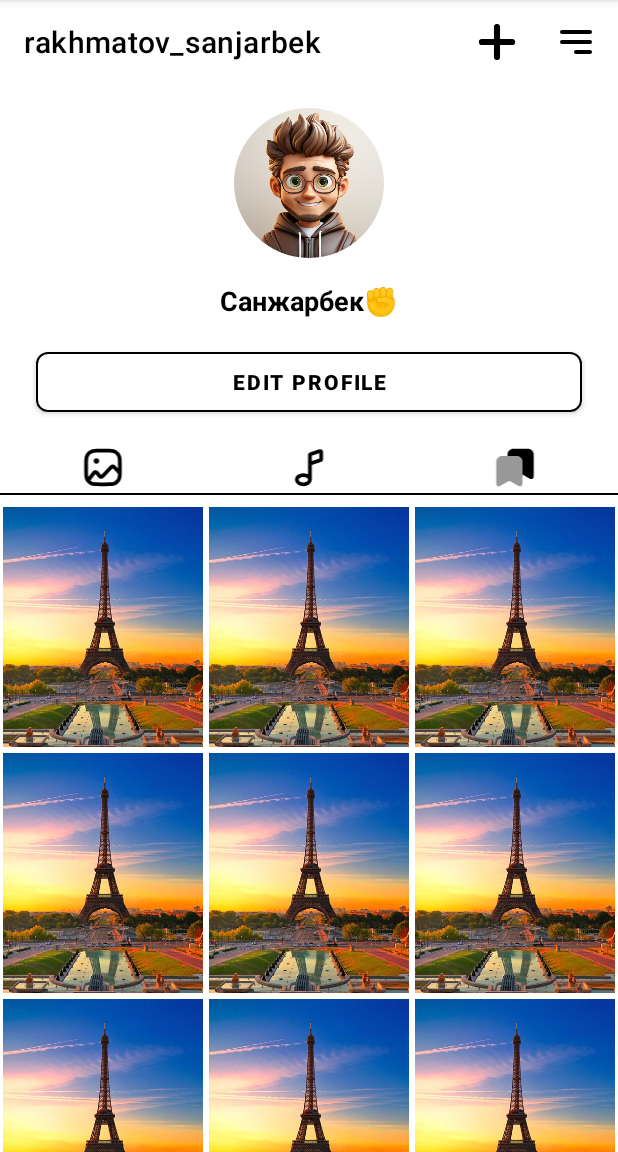
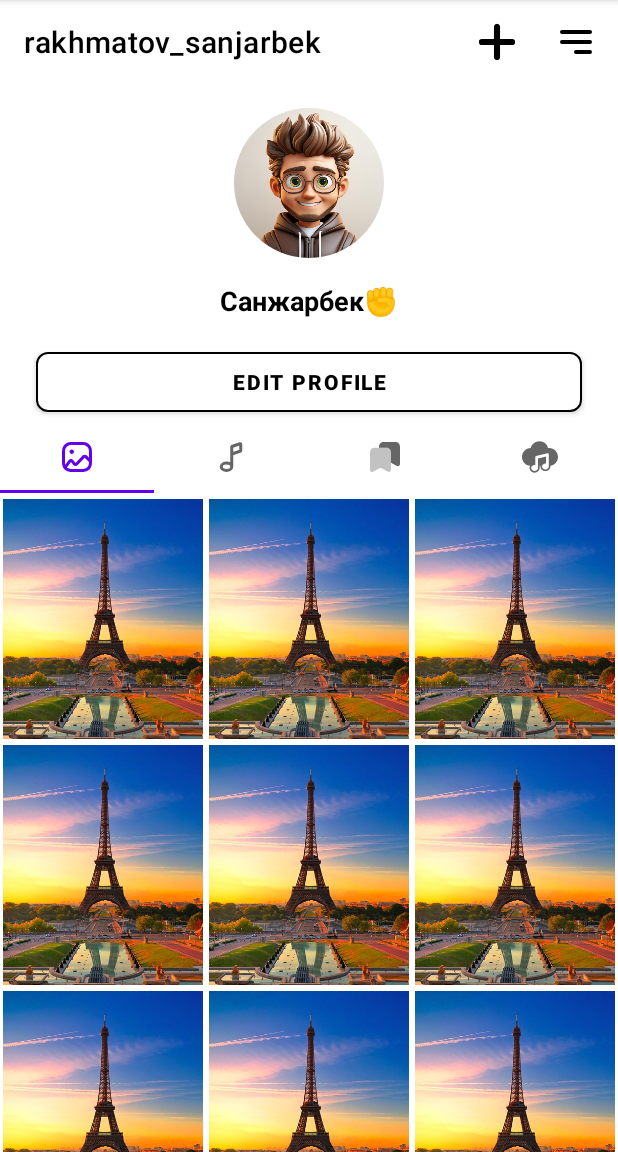
Before and after one commit to RakhmatovSanjarbek/Koshka, an Android app: the fragment ProfileScreen shown on its own in the app's theme, on a phone screen of 412 x 824 dp, the part 84-1236 px from its top. Run offline under Robolectric (Android 15) with nearby library versions, the phone set to English and light mode, and no system bars.

Commit message:
(Mirjamol) i create pages again but for profile screen 😁

```diff
--- a/app/build.gradle.kts
+++ b/app/build.gradle.kts
@@ -61,7 +61,7 @@ dependencies {
     testImplementation(libs.junit)
     androidTestImplementation(libs.androidx.junit)
     androidTestImplementation(libs.androidx.espresso.core)
-
+    implementation("com.airbnb.android:lottie:3.4.0")
     //dagger hilt
     implementation("com.google.dagger:hilt-android:2.49")
     kapt("com.google.dagger:hilt-android-compiler:2.49")
--- a/app/src/main/java/cat_devs/uz/koshka/view/profile/ProfileScreen.kt
+++ b/app/src/main/java/cat_devs/uz/koshka/view/profile/ProfileScreen.kt
@@ -1,77 +1,50 @@
 package cat_devs.uz.koshka.view.profile
 
-import android.media.MediaPlayer
-import android.view.View
+import cat_devs.uz.koshka.R
 import cat_devs.uz.koshka.databinding.FragmentProfileBinding
 import cat_devs.uz.koshka.view.CommonFragment
-import cat_devs.uz.koshka.viewModel.profileScreenViewModel.MyList
-import cat_devs.uz.koshka.viewModel.profileScreenViewModel.adapter.MusicAdapter
-import cat_devs.uz.koshka.viewModel.profileScreenViewModel.adapter.PictureAdapter
+import cat_devs.uz.koshka.viewModel.profileScreenViewModel.pager_adapter.ProfileScreenPagerAdapter
+import com.google.android.material.tabs.TabLayoutMediator
 
 class ProfileScreen : CommonFragment<FragmentProfileBinding>() {
 
-    private lateinit var mediaPlayer: MediaPlayer
-    private val pictureAdapter by lazy { PictureAdapter() }
-    private val pictureAdapter1 by lazy { PictureAdapter() }
-    private val musicAdapter by lazy { MusicAdapter(::isPlay) }
-    private fun isPlay(isPlaying: Boolean, musicResourceId: Int) {
-        if (isPlaying) {
-            playMusic(musicResourceId)
-        } else {
-            pauseMusic()
-        }
-    }
+    private lateinit var pagerAdapter: ProfileScreenPagerAdapter
 
     override fun getMyBinding(): FragmentProfileBinding {
         return FragmentProfileBinding.inflate(layoutInflater)
     }
 
-    override fun setup() = with(binding) {
-
-        categoryPicture.adapter = pictureAdapter
-        pictureAdapter.submitList(MyList.pictureList)
-
-        categoryMusic.adapter = musicAdapter
-        musicAdapter.submitList(MyList.musicList)
-
-        categorySave.adapter = pictureAdapter1
-        pictureAdapter1.submitList(MyList.saveList)
-
-        btnPictureCategory.setOnClickListener {
-            categoryPicture.visibility = View.VISIBLE
-            categoryMusic.visibility = View.GONE
-            categorySave.visibility = View.GONE
-        }
-        btnMusicCategory.setOnClickListener {
-            categoryPicture.visibility = View.GONE
-            categoryMusic.visibility = View.VISIBLE
-            categorySave.visibility = View.GONE
-        }
-        btnSaveCategory.setOnClickListener {
-            categoryPicture.visibility = View.GONE
-            categoryMusic.visibility = View.GONE
-            categorySave.visibility = View.VISIBLE
-        }
+    override fun setup(): Unit = with(binding) {
+        setUpTabLayout()
     }
 
-    private fun playMusic(musicResourceId: Int) {
-        if (::mediaPlayer.isInitialized) {
-            mediaPlayer.release()
-        }
-        mediaPlayer = MediaPlayer.create(requireContext(), musicResourceId)
-        mediaPlayer.start()
-    }
+    private fun setUpTabLayout() = with(binding) {
+        val tab = ppTabLayout
+        val viewPager = ppViewPager
+        pagerAdapter = ProfileScreenPagerAdapter(requireActivity())
+        viewPager.adapter = pagerAdapter
+        TabLayoutMediator(tab, viewPager) { tabLayout, position ->
+            when (position) {
+                0 -> {
+                    tabLayout.setIcon(R.drawable.picture_icon)
+                    tabLayout.setContentDescription("Pictures")
+                }
 
-    private fun pauseMusic() {
-        if (::mediaPlayer.isInitialized && mediaPlayer.isPlaying) {
-            mediaPlayer.pause()
-        }
-    }
+                1 -> {
+                    tabLayout.setIcon(R.drawable.music_icon)
+                    tabLayout.setContentDescription("Musics")
+                }
 
-    override fun onDestroy() {
-        super.onDestroy()
-        if (::mediaPlayer.isInitialized) {
-            mediaPlayer.release()
-        }
+                2 -> {
+                    tabLayout.setIcon(R.drawable.save_icon)
+                    tabLayout.setContentDescription("Saved")
+                }
+
+                3 -> {
+                    tabLayout.setIcon(R.drawable.ic_save_music)
+                    tabLayout.setContentDescription("Saved Musics")
+                }
+            }
+        }.attach()
     }
 }
--- /dev/null
+++ b/app/src/main/java/cat_devs/uz/koshka/view/profile/profile_pages/PicturePage.kt
@@ -0,0 +1,20 @@
+package cat_devs.uz.koshka.view.profile.profile_pages
+
+import cat_devs.uz.koshka.databinding.PagePictureBinding
+import cat_devs.uz.koshka.view.CommonFragment
+import cat_devs.uz.koshka.viewModel.profileScreenViewModel.MyList
+import cat_devs.uz.koshka.viewModel.profileScreenViewModel.adapter.PictureAdapter
+
+class PicturePage : CommonFragment<PagePictureBinding>() {
+
+    private val pictureAdapter by lazy { PictureAdapter() }
+
+    override fun getMyBinding(): PagePictureBinding {
+        return PagePictureBinding.inflate(layoutInflater)
+    }
+
+    override fun setup() {
+        binding.ppRecyclerView.adapter = pictureAdapter
+        pictureAdapter.submitList(MyList.pictureList)
+    }
+}
--- /dev/null
+++ b/app/src/main/java/cat_devs/uz/koshka/viewModel/profileScreenViewModel/pager_adapter/ProfileScreenPagerAdapter.kt
@@ -0,0 +1,25 @@
+package cat_devs.uz.koshka.viewModel.profileScreenViewModel.pager_adapter
+
+import androidx.fragment.app.Fragment
+import androidx.fragment.app.FragmentActivity
+import androidx.viewpager2.adapter.FragmentStateAdapter
+import cat_devs.uz.koshka.view.profile.profile_pages.MusicPage
+import cat_devs.uz.koshka.view.profile.profile_pages.PicturePage
+import cat_devs.uz.koshka.view.profile.profile_pages.SavedMusicPage
+import cat_devs.uz.koshka.view.profile.profile_pages.SavedSourcesPage
+
+class ProfileScreenPagerAdapter(
+    fragmentActivity: FragmentActivity
+) : FragmentStateAdapter(fragmentActivity) {
+    override fun getItemCount(): Int = 4
+
+    override fun createFragment(position: Int): Fragment {
+        return when (position) {
+            0 -> PicturePage()
+            1 -> MusicPage()
+            2 -> SavedSourcesPage()
+            3 -> SavedMusicPage()
+            else -> throw IllegalStateException("Unknown position $position")
+        }
+    }
+}
--- /dev/null
+++ b/app/src/main/res/drawable/ic_save_music.xml
@@ -0,0 +1,9 @@
+<vector xmlns:android="http://schemas.android.com/apk/res/android"
+    android:width="800dp"
+    android:height="800dp"
+    android:viewportWidth="430"
+    android:viewportHeight="430">
+  <path
+      android:pathData="M323.42,107.53c-4.11,0 -8.21,0.23 -12.28,0.7c-4.9,-20.22 -15.65,-38.65 -31.18,-53.02c-19.75,-18.29 -45.46,-28.37 -72.4,-28.37c-49.56,0 -91.8,33.84 -103.42,80.72C46.49,108.85 0,156.15 0,214.11c0,55.82 43.13,101.74 97.81,106.22c-4.88,8.07 -7.66,17.34 -7.66,27.16c0,30.7 27.01,55.67 60.22,55.67s60.22,-24.98 60.22,-55.67v-26.8h9.26c-0.28,2.17 -0.43,4.37 -0.43,6.6c0,30.7 27.01,55.67 60.22,55.67c33.2,0 60.22,-24.98 60.22,-55.67v-7.87C390.84,311.5 430,267.29 430,214.11C430,155.34 382.19,107.53 323.42,107.53zM319.85,327.29c0,19.67 -18.04,35.67 -40.22,35.67c-22.17,0 -40.22,-16 -40.22,-35.67c0,-19.67 18.04,-35.67 40.22,-35.67c1.98,0 4,0.13 5.98,0.4l2.48,0.33v-82.97l-97.5,24.9v113.22c0,19.67 -18.04,35.67 -40.22,35.67s-40.22,-16 -40.22,-35.67c0,-19.67 18.04,-35.67 40.22,-35.67c1.98,0 3.99,0.13 5.98,0.4l2.48,0.33v-97.01c0,-5.3 3.61,-9.91 8.74,-11.19l137.96,-34.32c3.44,-0.86 7.09,-0.08 9.88,2.1c2.8,2.18 4.43,5.53 4.43,9.08V327.29z"
+      android:fillColor="#000000"/>
+</vector>
--- a/app/src/main/res/layout/fragment_profile.xml
+++ b/app/src/main/res/layout/fragment_profile.xml
@@ -1,122 +1,73 @@
 <?xml version="1.0" encoding="utf-8"?>
 <RelativeLayout xmlns:android="http://schemas.android.com/apk/res/android"
-    xmlns:tools="http://schemas.android.com/tools"
+    xmlns:app="http://schemas.android.com/apk/res-auto"
     android:layout_width="match_parent"
-    android:layout_height="match_parent"
-    xmlns:app="http://schemas.android.com/apk/res-auto">
+    android:layout_height="match_parent">
 
     <com.google.android.material.appbar.MaterialToolbar
         android:id="@+id/m_toolbar"
         android:layout_width="match_parent"
         android:layout_height="?attr/actionBarSize"
+        android:background="@color/white"
+        app:menu="@menu/profile_toolbar_menu"
         app:title="rakhmatov_sanjarbek"
-        app:titleTextColor="@color/black"
-        app:menu="@menu/profile_toolbar_menu"
-        android:background="@color/white"/>
+        app:titleTextColor="@color/black" />
 
 
     <androidx.cardview.widget.CardView
         android:id="@+id/card_image"
         android:layout_width="100dp"
         android:layout_height="100dp"
-        app:cardElevation="0dp"
+        android:layout_below="@id/m_toolbar"
+        android:layout_centerHorizontal="true"
         android:layout_marginTop="16dp"
         app:cardCornerRadius="50dp"
-        android:layout_below="@id/m_toolbar"
-        android:layout_centerHorizontal="true">
+        app:cardElevation="0dp">
+
         <ImageView
             android:layout_width="match_parent"
             android:layout_height="match_parent"
-            android:src="@drawable/profile_image"/>
+            android:src="@drawable/profile_image" />
     </androidx.cardview.widget.CardView>
 
     <TextView
         android:id="@+id/tv_user_name"
         android:layout_width="wrap_content"
         android:layout_height="wrap_content"
+        android:layout_below="@id/card_image"
+        android:layout_centerHorizontal="true"
         android:layout_marginTop="16dp"
         android:text="@string/user_name"
-        android:layout_below="@id/card_image"
-        android:layout_centerHorizontal="true"
+        android:textColor="@color/black"
         android:textSize="18sp"
-        android:textColor="@color/black"
-        android:textStyle="bold"/>
+        android:textStyle="bold" />
 
     <com.google.android.material.button.MaterialButton
         android:id="@+id/btn_edit_profile"
         android:layout_width="match_parent"
         android:layout_height="52dp"
+        android:layout_below="@id/tv_user_name"
+        android:layout_marginHorizontal="24dp"
         android:layout_marginTop="16dp"
-        android:layout_marginHorizontal="24dp"
-        android:layout_below="@id/tv_user_name"
         android:backgroundTint="@color/white"
-        app:strokeWidth="1dp"
+        android:text="@string/edit_profile"
+        android:textColor="@color/black"
+        android:textStyle="bold"
         app:cornerRadius="8dp"
         app:strokeColor="@color/black"
-        android:text="@string/edit_profile"
-        android:textColor="@color/black"
-        android:textStyle="bold"/>
+        app:strokeWidth="1dp" />
 
-    <LinearLayout
-        android:id="@+id/category"
+    <!-- pp = profile page degan ma`noda />-->
+    <com.google.android.material.tabs.TabLayout
+        android:id="@+id/pp_tab_layout"
         android:layout_width="match_parent"
-        android:layout_height="30dp"
-        android:layout_marginTop="16dp"
-        android:weightSum="3"
-        android:orientation="horizontal"
-        android:layout_below="@id/btn_edit_profile">
-        <ImageView
-            android:id="@+id/btn_picture_category"
-            android:layout_width="0dp"
-            android:layout_height="match_parent"
-            android:layout_weight="1"
-            android:src="@drawable/picture_icon"/>
-        <ImageView
-            android:id="@+id/btn_music_category"
-            android:layout_width="0dp"
-            android:layout_height="match_parent"
-            android:layout_weight="1"
-            android:src="@drawable/music_icon"/>
-        <ImageView
-            android:id="@+id/btn_save_category"
-            android:layout_width="0dp"
-            android:layout_height="match_parent"
-            android:layout_weight="1"
-            android:src="@drawable/save_icon"/>
-    </LinearLayout>
-    <View
-        android:id="@+id/line"
-        android:layout_width="match_parent"
-        android:layout_height="1dp"
-        android:layout_below="@id/category"
-        android:layout_marginTop="2dp"
-        android:background="@color/black"/>
+        android:layout_height="wrap_content"
+        android:layout_below="@+id/btn_edit_profile"
+        android:background="@color/white" />
 
-    <androidx.recyclerview.widget.RecyclerView
-        android:id="@+id/category_picture"
+    <androidx.viewpager2.widget.ViewPager2
+        android:id="@+id/pp_view_pager"
         android:layout_width="match_parent"
         android:layout_height="match_parent"
-        android:layout_below="@id/line"
-        android:layout_marginTop="4dp"
-        app:layoutManager="androidx.recyclerview.widget.GridLayoutManager"
-        app:spanCount="3"
-        tools:listitem="@layout/item_profile_screen_picture_and_save"/>
-    <androidx.recyclerview.widget.RecyclerView
-        android:id="@+id/category_music"
-        android:layout_width="match_parent"
-        android:layout_height="match_parent"
-        android:layout_marginTop="4dp"
-        android:layout_below="@id/line"
-        app:layoutManager="androidx.recyclerview.widget.LinearLayoutManager"
-        tools:listitem="@layout/item_profile_screen_music"
-        android:visibility="gone"/>
-    <androidx.recyclerview.widget.RecyclerView
-        android:id="@+id/category_save"
-        android:layout_width="match_parent"
-        android:layout_height="match_parent"
-        android:layout_marginTop="4dp"
-        android:layout_below="@id/line"
-        app:layoutManager="androidx.recyclerview.widget.GridLayoutManager"
-        app:spanCount="3"
-        android:visibility="gone"/>
+        android:layout_below="@+id/pp_tab_layout" />
 </RelativeLayout>
--- /dev/null
+++ b/app/src/main/res/layout/page_picture.xml
@@ -0,0 +1,13 @@
+<?xml version="1.0" encoding="utf-8"?>
+<FrameLayout xmlns:android="http://schemas.android.com/apk/res/android"
+    android:layout_width="match_parent"
+    android:layout_height="match_parent"
+    xmlns:app="http://schemas.android.com/apk/res-auto">
+
+    <androidx.recyclerview.widget.RecyclerView
+        app:layoutManager="androidx.recyclerview.widget.GridLayoutManager"
+        app:spanCount="3"
+        android:id="@+id/pp_recycler_view"
+        android:layout_width="match_parent"
+        android:layout_height="match_parent" />
+</FrameLayout>
```
Also changed, not shown: app/src/main/java/cat_devs/uz/koshka/view/profile/profile_pages/MusicPage.kt (added, +52 -0 lines), app/src/main/java/cat_devs/uz/koshka/view/profile/profile_pages/SavedMusicPage.kt (added, +13 -0 lines), app/src/main/java/cat_devs/uz/koshka/view/profile/profile_pages/SavedSourcesPage.kt (added, +21 -0 lines), app/src/main/res/layout/page_music.xml (added, +13 -0 lines), app/src/main/res/layout/page_saved_music.xml (added, +13 -0 lines), app/src/main/res/layout/page_saved_sources.xml (added, +13 -0 lines).
